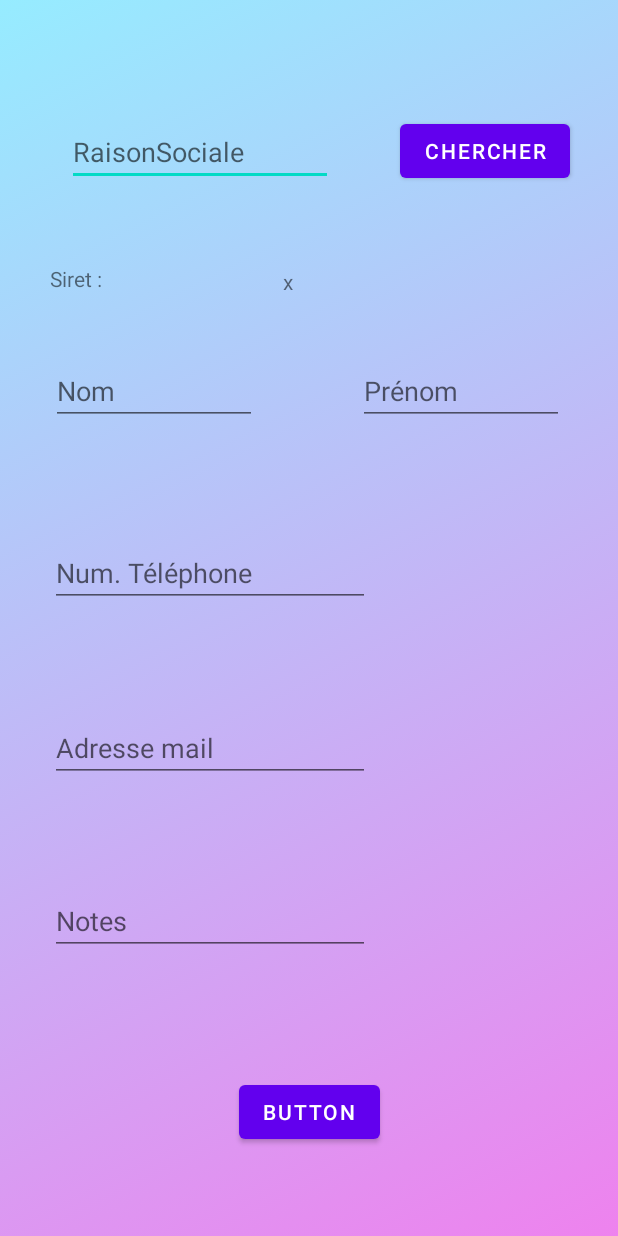
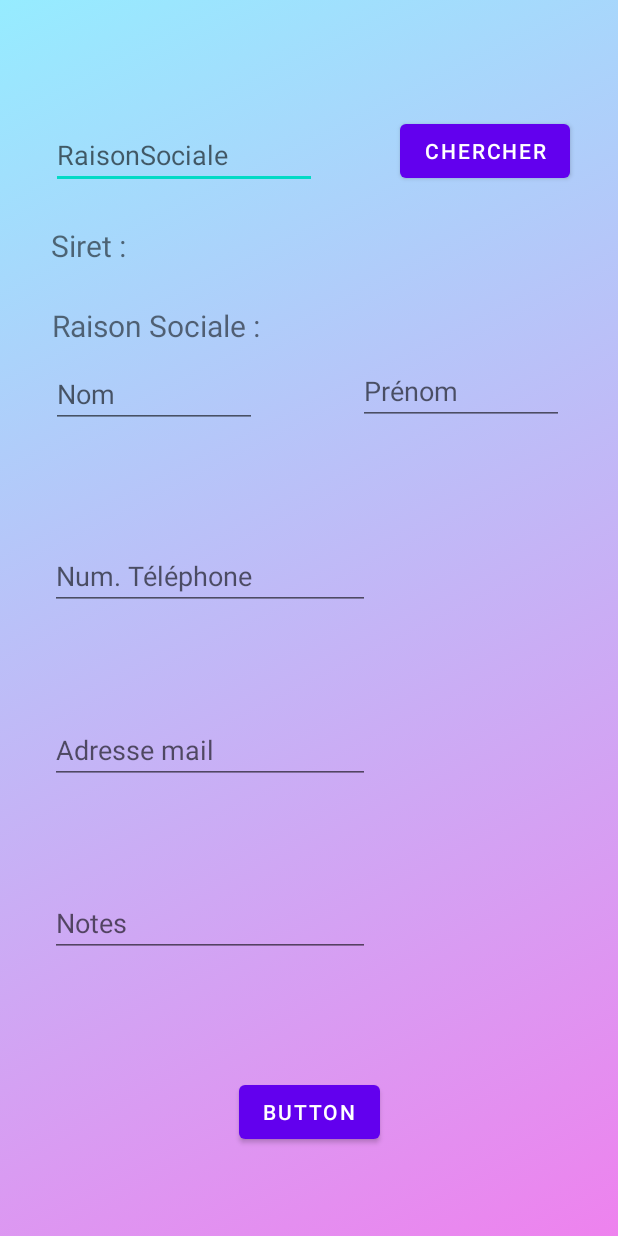
Before and after one commit to chrisollivier/Prospect, an Android app: the AddProspectActivity screen opened directly, with no data from a screen before it, on a phone screen of 412 x 824 dp. Run offline under Robolectric (Android 15) with nearby library versions, the phone set to English and light mode, and no system bars.

Commit message:
API Siret foncitonnelle

```diff
--- a/app/src/main/java/sio/nsi/prospect/view/AddProspectActivity.java
+++ b/app/src/main/java/sio/nsi/prospect/view/AddProspectActivity.java
@@ -5,14 +5,18 @@ import android.os.NetworkOnMainThreadException;
 import android.os.StrictMode;
 import android.util.Log;
 import android.widget.EditText;
+import android.widget.TextView;
 import androidx.appcompat.app.AppCompatActivity;
 
 import android.view.View;
 import android.widget.Button;
+import org.w3c.dom.Text;
 import sio.nsi.prospect.R;
 import sio.nsi.prospect.tools.APISiret;
 
 public class AddProspectActivity extends AppCompatActivity {
+    private TextView SiretOutput;
+    private TextView RSOutput;
     private EditText InputRS;
     private Button BtnSiret;
 
@@ -22,6 +26,8 @@ public class AddProspectActivity extends AppCompatActivity {
         setContentView(R.layout.addprospect_activity);
         BtnSiret = (Button) findViewById(R.id.BtnSiret);
         InputRS = (EditText) findViewById(R.id.inputRS);
+        SiretOutput = (TextView) findViewById(R.id.siretOutput);
+        RSOutput = (TextView) findViewById(R.id.RSOutput);
 
         BtnSiret.setOnClickListener(eventBtnsiret);
 
@@ -37,6 +43,8 @@ public class AddProspectActivity extends AppCompatActivity {
             Log.d("button", "Siret search button clicked");
             try {
                 Log.d("siret", APISiret.getDataFromText(InputRS.getText().toString()));
+                SiretOutput.setText(APISiret.getSiretFromText(InputRS.getText().toString()));
+                RSOutput.setText(APISiret.getRSFromText(InputRS.getText().toString()));
             } catch (Exception e) {
                 e.printStackTrace();
             }
--- a/app/src/main/res/layout/addprospect_activity.xml
+++ b/app/src/main/res/layout/addprospect_activity.xml
@@ -22,7 +22,8 @@
             app:layout_constraintEnd_toStartOf="@+id/BtnSiret"
             android:hint="RaisonSociale" app:layout_constraintTop_toTopOf="parent"
             app:layout_constraintBottom_toBottomOf="parent"
-            app:layout_constraintVertical_bias="0.103" app:layout_constraintStart_toStartOf="parent"/>
+            app:layout_constraintVertical_bias="0.106" app:layout_constraintStart_toStartOf="parent"
+            app:layout_constraintHorizontal_bias="0.382"/>
     <EditText
             android:layout_width="137dp"
             android:layout_height="44dp"
@@ -79,15 +80,30 @@
             android:layout_height="wrap_content" android:id="@+id/textView2"
             app:layout_constraintTop_toBottomOf="@+id/inputRS"
             app:layout_constraintBottom_toTopOf="@+id/inputLName" app:layout_constraintEnd_toEndOf="parent"
-            app:layout_constraintStart_toStartOf="parent" app:layout_constraintHorizontal_bias="0.089"
-            app:layout_constraintVertical_bias="0.543"/>
+            app:layout_constraintStart_toStartOf="parent" app:layout_constraintHorizontal_bias="0.094"
+            app:layout_constraintVertical_bias="0.273" android:textSize="20sp"/>
     <TextView
-            android:text="x"
-            android:layout_width="16dp"
-            android:layout_height="16dp" android:id="@+id/textView3"
+            android:text="Raison Sociale :"
+            android:layout_width="wrap_content"
+            android:layout_height="wrap_content" android:id="@+id/textView"
+            app:layout_constraintTop_toBottomOf="@+id/inputRS"
+            app:layout_constraintBottom_toTopOf="@+id/inputLName" app:layout_constraintEnd_toEndOf="parent"
+            app:layout_constraintStart_toStartOf="parent" app:layout_constraintHorizontal_bias="0.126"
+            app:layout_constraintVertical_bias="0.876" android:textSize="20sp"/>
+    <TextView
+            android:layout_width="173dp"
+            android:layout_height="29dp" android:id="@+id/siretOutput"
             app:layout_constraintStart_toEndOf="@+id/textView2" app:layout_constraintEnd_toEndOf="parent"
-            app:layout_constraintHorizontal_bias="0.367" app:layout_constraintBottom_toBottomOf="parent"
-            app:layout_constraintTop_toTopOf="parent" app:layout_constraintVertical_bias="0.22"/>
+            app:layout_constraintHorizontal_bias="0.374" app:layout_constraintBottom_toBottomOf="parent"
+            app:layout_constraintTop_toTopOf="parent" app:layout_constraintVertical_bias="0.195"
+            android:textSize="16sp"/>
+    <TextView
+            android:layout_width="209dp"
+            android:layout_height="32dp" android:id="@+id/RSOutput"
+            app:layout_constraintStart_toEndOf="@+id/textView" app:layout_constraintEnd_toEndOf="parent"
+            app:layout_constraintHorizontal_bias="0.384" app:layout_constraintBottom_toBottomOf="parent"
+            app:layout_constraintTop_toTopOf="parent" app:layout_constraintVertical_bias="0.258"
+            android:textSize="16sp"/>
     <Button
             android:text="Button"
             android:layout_width="wrap_content"
```
Also changed, not shown: app/src/main/java/sio/nsi/prospect/tools/APISiret.java (+26 -11 lines).
